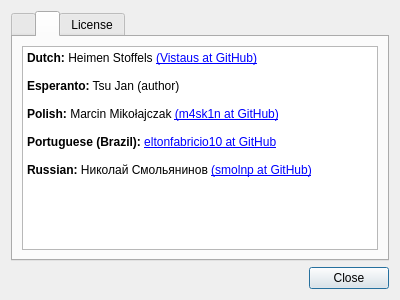
Old version of the form about.ui in the repository tsujan/Arqiver.
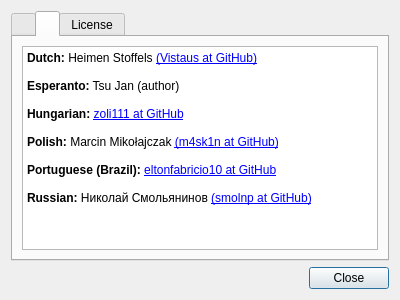
New version of the form. The open tabs and pages were chosen to show the change.

Diff of the .ui file:
```diff
--- a/about.ui
+++ b/about.ui
@@ -101,6 +101,8 @@
 &lt;p style=&quot;-qt-paragraph-type:empty; margin-top:0px; margin-bottom:0px; margin-left:0px; margin-right:0px; -qt-block-indent:0; text-indent:0px;&quot;&gt;&lt;br /&gt;&lt;/p&gt;
 &lt;p style=&quot; margin-top:0px; margin-bottom:0px; margin-left:0px; margin-right:0px; -qt-block-indent:0; text-indent:0px;&quot;&gt;&lt;span style=&quot; font-weight:600;&quot;&gt;Esperanto:&lt;/span&gt; Tsu Jan (author)&lt;/p&gt;
 &lt;p style=&quot;-qt-paragraph-type:empty; margin-top:0px; margin-bottom:0px; margin-left:0px; margin-right:0px; -qt-block-indent:0; text-indent:0px;&quot;&gt;&lt;br /&gt;&lt;/p&gt;
+&lt;p style=&quot; margin-top:0px; margin-bottom:0px; margin-left:0px; margin-right:0px; -qt-block-indent:0; text-indent:0px;&quot;&gt;&lt;span style=&quot; font-weight:600;&quot;&gt;Hungarian:&lt;/span&gt; &lt;a href=&quot;https://github.com/zoli111&quot;&gt;zoli111 at GitHub&lt;/a&gt;&lt;/p&gt;
+&lt;p style=&quot;-qt-paragraph-type:empty; margin-top:0px; margin-bottom:0px; margin-left:0px; margin-right:0px; -qt-block-indent:0; text-indent:0px;&quot;&gt;&lt;br /&gt;&lt;/p&gt;
 &lt;p style=&quot; margin-top:0px; margin-bottom:0px; margin-left:0px; margin-right:0px; -qt-block-indent:0; text-indent:0px;&quot;&gt;&lt;span style=&quot; font-weight:600;&quot;&gt;Polish:&lt;/span&gt; Marcin Mikołajczak &lt;a href=&quot;https://github.com/m4sk1n&quot;&gt;(m4sk1n at GitHub)&lt;/a&gt;&lt;/p&gt;
 &lt;p style=&quot;-qt-paragraph-type:empty; margin-top:0px; margin-bottom:0px; margin-left:0px; margin-right:0px; -qt-block-indent:0; text-indent:0px;&quot;&gt;&lt;br /&gt;&lt;/p&gt;
 &lt;p style=&quot; margin-top:0px; margin-bottom:0px; margin-left:0px; margin-right:0px; -qt-block-indent:0; text-indent:0px;&quot;&gt;&lt;span style=&quot; font-weight:600;&quot;&gt;Portuguese (Brazil):&lt;/span&gt; &lt;a href=&quot;https://github.com/eltonfabricio10&quot;&gt;eltonfabricio10 at GitHub&lt;/a&gt;&lt;/p&gt;
```
